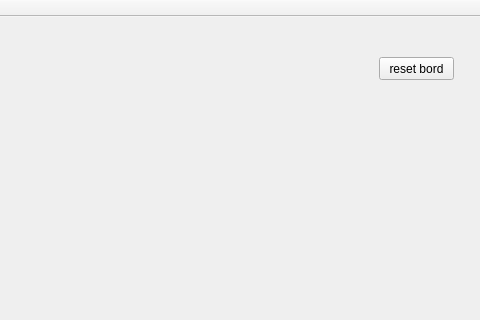
Old version of the form ML4/mainwindow.ui in the repository UrMomSaysHi/Blatt4; both pictures show x 101 to 581 and y 0 to 320 of the 581 by 432 pixel window.
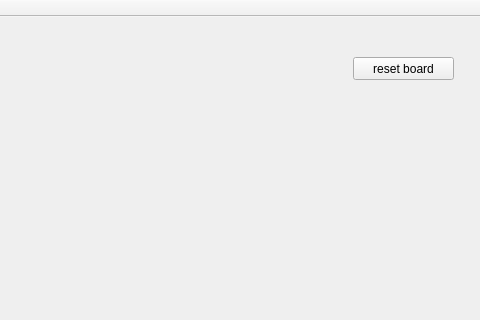
New version of the form.

What changed in the file:
```diff
--- a/ML4/mainwindow.ui
+++ b/ML4/mainwindow.ui
@@ -17,14 +17,14 @@
    <widget class="QPushButton" name="ResetButton">
     <property name="geometry">
      <rect>
-      <x>480</x>
+      <x>454</x>
       <y>40</y>
-      <width>75</width>
+      <width>101</width>
       <height>23</height>
      </rect>
     </property>
     <property name="text">
-     <string>reset bord</string>
+     <string>reset board</string>
     </property>
     <property name="checkable">
      <bool>true</bool>
```
Left out of the diff: 2 changed lines with no effect on the pictures.
